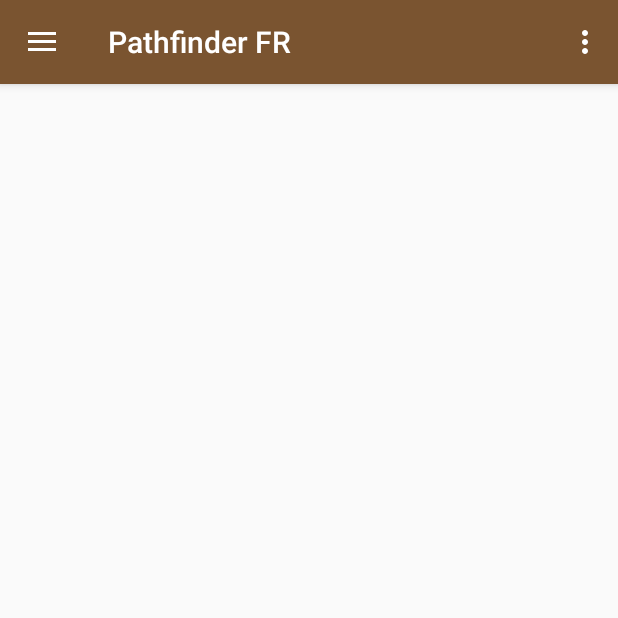
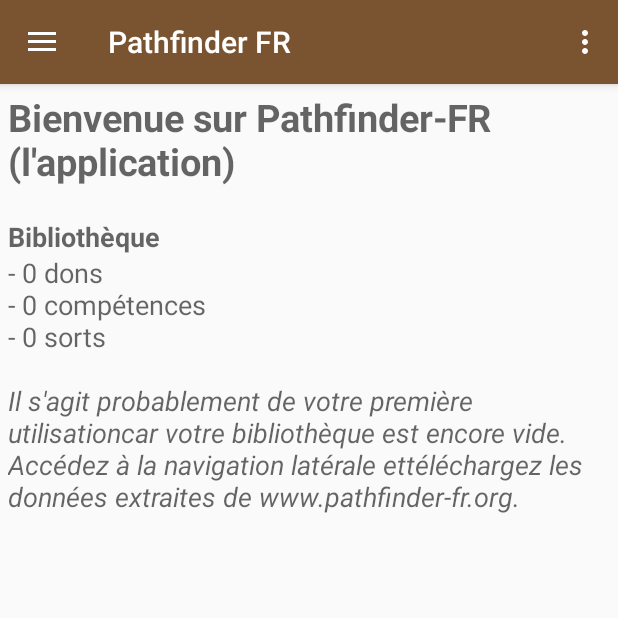
Before and after one commit to SvenWerlen/pathfinderfr-android, an Android app: the screen it shows after launch (MainActivity), on a phone screen of 412 x 824 dp, the top half of it. Run offline under Robolectric (Android 15) with nearby library versions, the phone set to English and light mode, and no system bars; pictures from the network do not load.

Commit message:
Welcome page & fix preferences defaults

```diff
--- a/app/src/main/java/org/pathfinderfr/app/MainActivity.java
+++ b/app/src/main/java/org/pathfinderfr/app/MainActivity.java
@@ -2,10 +2,12 @@
 
 import android.content.Intent;
 import android.os.Bundle;
+import android.preference.PreferenceManager;
 import android.support.design.widget.FloatingActionButton;
 import android.support.design.widget.Snackbar;
 import android.support.v7.widget.RecyclerView;
 import android.text.Editable;
+import android.text.Html;
 import android.text.TextWatcher;
 import android.view.KeyEvent;
 import android.view.View;
@@ -27,9 +29,12 @@
 import org.pathfinderfr.app.database.entity.DBEntity;
 import org.pathfinderfr.app.database.entity.Spell;
 import org.pathfinderfr.app.database.entity.SpellFactory;
+import org.pathfinderfr.app.util.ConfigurationUtil;
 
+import java.io.IOException;
 import java.util.ArrayList;
 import java.util.List;
+import java.util.Properties;
 
 public class MainActivity extends AppCompatActivity
         implements NavigationView.OnNavigationItemSelectedListener {
@@ -51,6 +56,9 @@
     protected void onCreate(Bundle savedInstanceState) {
         super.onCreate(savedInstanceState);
         setContentView(R.layout.activity_main);
+
+        dbhelper = DBHelper.getInstance(this);
+
         Toolbar toolbar = (Toolbar) findViewById(R.id.toolbar);
         setSupportActionBar(toolbar);
 
@@ -75,18 +83,20 @@
         EditText searchInput = (EditText) findViewById(R.id.searchinput);
         searchInput.addTextChangedListener(new TextWatcher() {
             @Override
-            public void beforeTextChanged(CharSequence s, int start, int count, int after) {}
+            public void beforeTextChanged(CharSequence s, int start, int count, int after) {
+            }
 
             @Override
-            public void onTextChanged(CharSequence s, int start, int before, int count) {}
+            public void onTextChanged(CharSequence s, int start, int before, int count) {
+            }
 
             @Override
             public void afterTextChanged(Editable s) {
                 String criteria = s.toString().toLowerCase();
-                if(criteria.length() >= 3) {
+                if (criteria.length() >= 3) {
                     list.clear();
-                    for(DBEntity el : listFull) {
-                        if(el.getName().toLowerCase().indexOf(criteria)>=0) {
+                    for (DBEntity el : listFull) {
+                        if (el.getName().toLowerCase().indexOf(criteria) >= 0) {
                             list.add(el);
                         }
                     }
@@ -112,6 +122,22 @@
             }
         });
 
+        // Welcome screen
+        TextView textview = (TextView) findViewById(R.id.welcome_screen);
+        Properties props = ConfigurationUtil.getInstance(getBaseContext()).getProperties();
+        long countSkills = 0;
+        long countFeats = 0;
+        long countSpells = dbhelper.getCountEntities(SpellFactory.getInstance());
+        String welcomeText = String.format(props.getProperty("template.welcome"),
+                countFeats, countSkills, countSpells);
+        if (countSkills == 0 && countFeats == 0 && countSpells == 0) {
+            welcomeText += props.getProperty("template.welcome.first");
+        } else {
+            welcomeText += props.getProperty("template.welcome.second");
+        }
+        textview.setText(Html.fromHtml(welcomeText));
+
+
         DrawerLayout drawer = (DrawerLayout) findViewById(R.id.drawer_layout);
         ActionBarDrawerToggle toggle = new ActionBarDrawerToggle(
                 this, drawer, toolbar, R.string.navigation_drawer_open, R.string.navigation_drawer_close);
@@ -126,9 +152,7 @@
             mTwoPane = true;
         }
 
-        dbhelper = DBHelper.getInstance(this);
-
-        recyclerView = (RecyclerView)findViewById(R.id.item_list);
+        recyclerView = (RecyclerView) findViewById(R.id.item_list);
         recyclerView.setAdapter(new SimpleItemRecyclerViewAdapter(this, list, mTwoPane));
 
         NavigationView navigationView = (NavigationView) findViewById(R.id.nav_view);
@@ -199,6 +223,7 @@
         }
 
         if (dataChanged) {
+            findViewById(R.id.welcome_screen).setVisibility(View.GONE);
             findViewById(R.id.closeSearchButton).setVisibility(View.GONE);
             EditText searchInput = (EditText) findViewById(R.id.searchinput);
             searchInput.setText("");
--- a/app/src/main/java/org/pathfinderfr/app/SettingsActivity.java
+++ b/app/src/main/java/org/pathfinderfr/app/SettingsActivity.java
@@ -177,7 +177,7 @@
             // to their values. When their values change, their summaries are
             // updated to reflect the new value, per the Android Design
             // guidelines.
-            //bindPreferenceSummaryToValue(findPreference("general_showdetails"));
+            //bindPreferenceSummaryToValue(findPreference(""));
         }
 
         @Override
--- a/app/src/main/java/org/pathfinderfr/app/database/DBHelper.java
+++ b/app/src/main/java/org/pathfinderfr/app/database/DBHelper.java
@@ -95,4 +95,12 @@
         return list;
     }
 
+    public long getCountEntities(DBEntityFactory factory) {
+        SQLiteDatabase db = this.getReadableDatabase();
+        String query = String.format("SELECT COUNT(*) as total FROM %s", factory.getTableName());
+        Cursor res = db.rawQuery(query, null);
+        res.moveToFirst();
+        return res.getLong(res.getColumnIndex("total"));
+    }
+
 }
--- /dev/null
+++ b/app/src/main/java/org/pathfinderfr/app/util/ConfigurationUtil.java
@@ -0,0 +1,43 @@
+package org.pathfinderfr.app.util;
+
+import android.content.Context;
+import android.content.ContextWrapper;
+
+import java.io.IOException;
+import java.util.Properties;
+
+public class ConfigurationUtil {
+
+    private static final String TEMPLATE_NAME = "templates.properties";
+    private static ConfigurationUtil instance;
+
+    private Properties properties;
+
+    private ConfigurationUtil(Context context) {
+        properties = new Properties();
+        try {
+            properties.load(context.getAssets().open(TEMPLATE_NAME));
+        } catch (IOException e) {
+            System.out.println(String.format("Properties %s couldn't be found!",TEMPLATE_NAME));
+        }
+    }
+
+    public static synchronized ConfigurationUtil getInstance(Context context) {
+        if(instance == null) {
+            instance = new ConfigurationUtil(context);
+        }
+        return instance;
+    }
+
+    public static ConfigurationUtil getInstance() {
+        if(instance == null) {
+            throw new IllegalStateException("Configuration has not been properly loaded yet!");
+        }
+        return instance;
+    }
+
+    public Properties getProperties() {
+        return properties;
+    }
+
+}
--- a/app/src/main/res/layout/content_main.xml
+++ b/app/src/main/res/layout/content_main.xml
@@ -15,6 +15,16 @@
         app:layout_behavior="@string/appbar_scrolling_view_behavior">
 
         <include layout="@layout/item_list" />
+
+        <TextView xmlns:android="http://schemas.android.com/apk/res/android"
+            xmlns:tools="http://schemas.android.com/tools"
+            android:id="@+id/welcome_screen"
+            style="?android:attr/textAppearanceMedium"
+            android:layout_width="match_parent"
+            android:layout_height="match_parent"
+            android:padding="5dp"
+            android:textIsSelectable="true"
+            tools:context=".app.ItemDetailFragment" />
     </FrameLayout>
 
 </android.support.constraint.ConstraintLayout>
--- a/app/src/main/res/values/strings.xml
+++ b/app/src/main/res/values/strings.xml
@@ -24,8 +24,8 @@
     <string name="pref_header_general">Général</string>
 
     <string name="pref_title_showdetails">Voir les détails</string>
-    <string name="pref_description_showdetails">Lorsque activé, les détails sont affichés par défaut (et peuvent être masqués).
-    </string>
+    <string name="pref_description_showdetails_on">Les détails sont affichés par défaut</string>
+    <string name="pref_description_showdetails_off">Les détails sont masqués par défaut</string>
 
     <string name="pref_title_display_name">Display name</string>
     <string name="pref_default_display_name">John Smith</string>
--- a/app/src/main/res/xml/pref_general.xml
+++ b/app/src/main/res/xml/pref_general.xml
@@ -1,9 +1,11 @@
 <PreferenceScreen xmlns:android="http://schemas.android.com/apk/res/android">
 
     <SwitchPreference
-        android:defaultValue="true"
+        android:defaultValue="false"
         android:key="general_showdetails"
         android:title="@string/pref_title_showdetails"
-        android:summary="@string/pref_description_showdetails" />
+        android:summaryOn="@string/pref_description_showdetails_on"
+        android:summaryOff="@string/pref_description_showdetails_off"
+        />
 
 </PreferenceScreen>
```
Also changed, not shown: app/src/main/assets/templates.properties (+14 -0 lines), app/src/main/java/org/pathfinderfr/app/ItemDetailFragment.java (+2 -5 lines).
